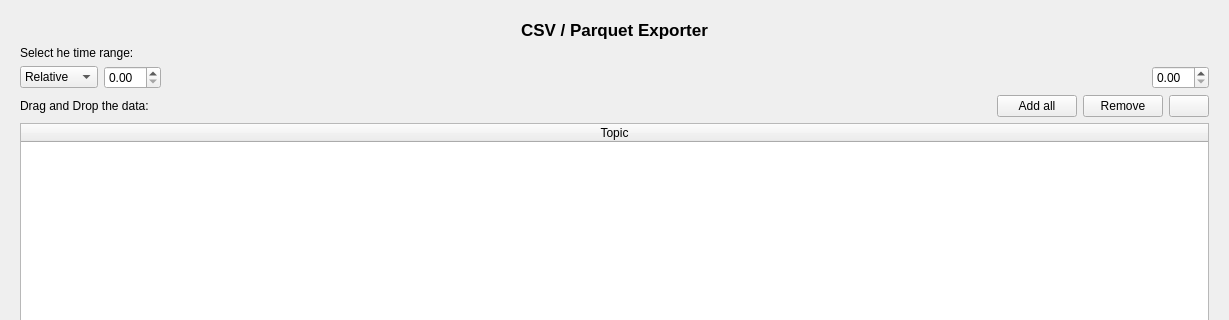
This is plotjuggler_plugins/ToolboxCSV/toolbox_csv.ui in facontidavide/PlotJuggler as Qt 5 draws it before an edit; both pictures show x 0 to 1229 and y 0 to 320 of the 1229 by 684 pixel window. The edited form follows.
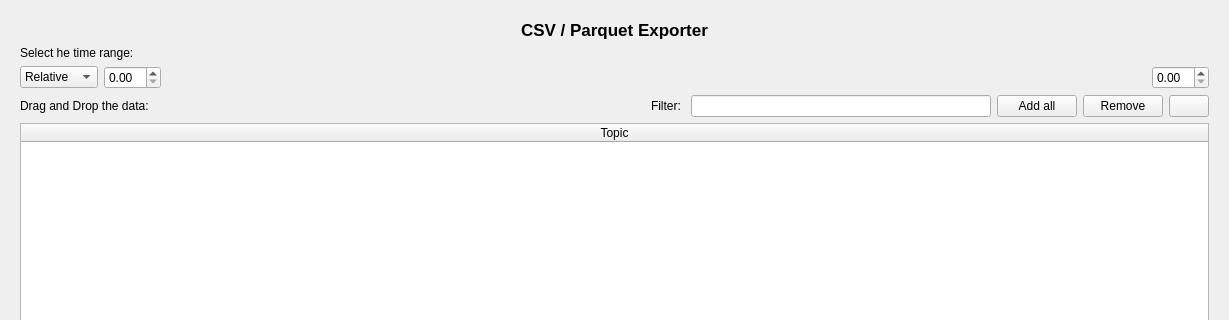
This is the edited form. Custom widgets are drawn as their Qt base class.

Commit message: New: Topics filter added

Patch:
```diff
--- a/plotjuggler_plugins/ToolboxCSV/toolbox_csv.ui
+++ b/plotjuggler_plugins/ToolboxCSV/toolbox_csv.ui
@@ -110,7 +110,7 @@
         <item>
          <layout class="QVBoxLayout" name="verticaFrameLayout">
           <item>
-           <layout class="QHBoxLayout" name="horizontalFrameLayout" stretch="0,0,0,0,0">
+           <layout class="QHBoxLayout" name="horizontalFrameLayout" stretch="0,0,0,0,0,0,0">
             <item>
              <widget class="QLabel" name="topMainLabel">
               <property name="text">
@@ -131,6 +131,26 @@
               </property>
              </spacer>
             </item>
+            <item>
+             <widget class="QLabel" name="label_7">
+              <property name="text">
+               <string>Filter: </string>
+              </property>
+             </widget>
+            </item>
+            <item>
+             <widget class="QLineEdit" name="lineEditFilter">
+              <property name="maximumSize">
+               <size>
+                <width>300</width>
+                <height>16777215</height>
+               </size>
+              </property>
+              <property name="clearButtonEnabled">
+               <bool>true</bool>
+              </property>
+             </widget>
+            </item>
             <item>
              <widget class="QPushButton" name="buttonAddAllFiles">
               <property name="text">
```
Left out of the diff: 2 changed lines with no effect on the pictures. The commit also changes 1 other file.
